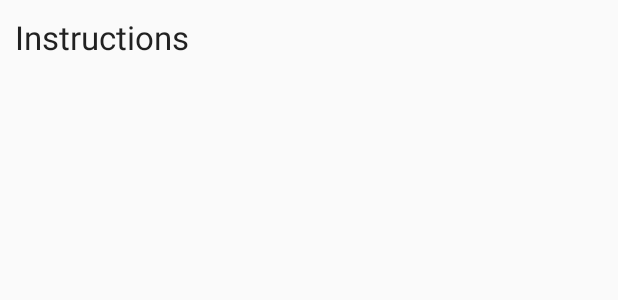
After one commit to alexrotorreyes/whackamole, an Android app: the layout popup.xml on its own in the app's theme, with its tools: preview values and no code run, on a phone screen of 412 x 824 dp. The commit adds this screen. Shown: the top 300 px of the screen. Run offline under Robolectric (Android 15) with nearby library versions, the phone set to English and light mode, and no system bars.

Commit message:
added Instructions

```diff
--- /dev/null
+++ b/app/src/main/res/layout/popup.xml
@@ -0,0 +1,18 @@
+<?xml version="1.0" encoding="utf-8"?>
+<LinearLayout xmlns:android="http://schemas.android.com/apk/res/android"
+    xmlns:tools="http://schemas.android.com/tools"
+    android:id="@+id/layout_root"
+    android:layout_width="fill_parent"
+    android:layout_height="fill_parent"
+    android:orientation="vertical"
+    android:padding="10dp" >
+
+    <TextView
+        android:id="@+id/instructionsTxt"
+        android:layout_width="wrap_content"
+        android:layout_height="wrap_content"
+        android:text="Instructions"
+        android:textAppearance="?android:attr/textAppearanceLarge"
+        tools:text="Instructions" />
+
+</LinearLayout>
```
Also changed, not shown: app/src/main/java/com/example/whackamole/GameView.java (+34 -4 lines), 3 other files.
